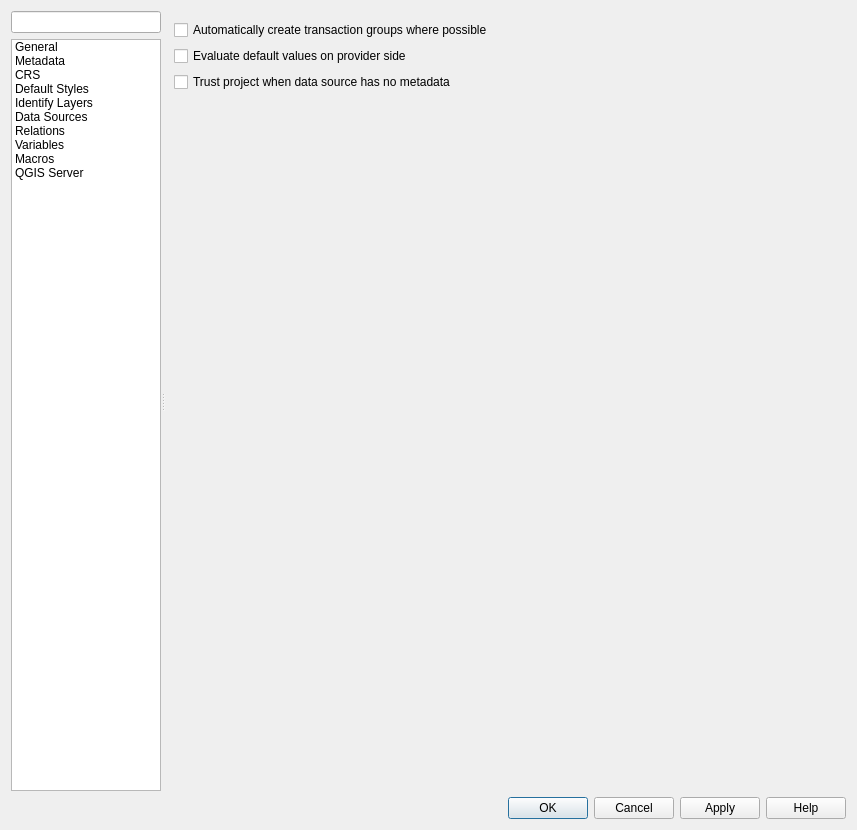
The window that src/ui/qgsprojectpropertiesbase.ui (qgis/QGIS) describes before a commit, drawn with Qt 5.
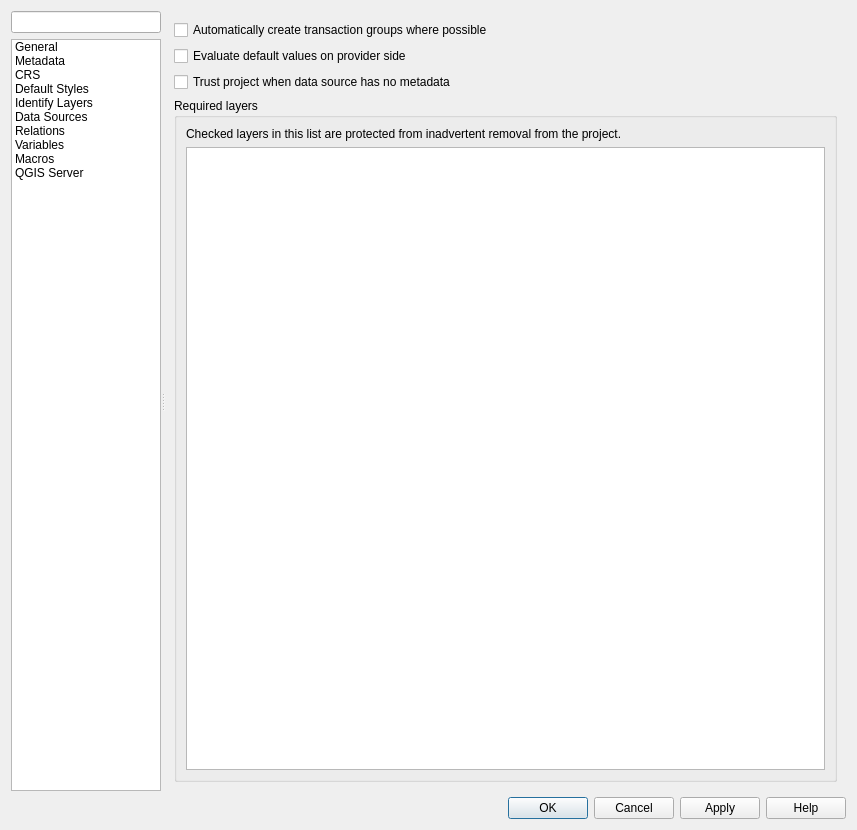
The same window after the commit. The open tabs and pages were chosen to show the change. Icons and pictures are not drawn. Custom widgets are drawn as their Qt base class.

Commit message:
[FEATURE] Mark layers as required in the project
Required layers are not allowed to be removed from the project.
This adds extra safety to protect project users from removing layers
they may think are not needed (e.g. used in joins, relations, expressions).

Users can set/unset layers that are required in project properties dialog.

The edit to the form file:
```diff
--- a/src/ui/qgsprojectpropertiesbase.ui
+++ b/src/ui/qgsprojectpropertiesbase.ui
@@ -1453,6 +1453,28 @@
              </property>
             </widget>
            </item>
+           <item row="4" column="0" colspan="2">
+            <widget class="QgsCollapsibleGroupBox" name="groupBox_5">
+             <property name="title">
+              <string>Required layers</string>
+             </property>
+             <layout class="QGridLayout" name="gridLayout_19">
+              <item row="0" column="0" colspan="2">
+               <widget class="QLabel" name="label_31">
+                <property name="text">
+                 <string>Checked layers in this list are protected from inadvertent removal from the project.</string>
+                </property>
+                <property name="wordWrap">
+                 <bool>true</bool>
+                </property>
+               </widget>
+              </item>
+              <item row="2" column="0" colspan="2">
+               <widget class="QListView" name="mViewRequiredLayers"/>
+              </item>
+             </layout>
+            </widget>
+           </item>
           </layout>
          </widget>
          <widget class="QWidget" name="mTabRelations">
```
Left out of the diff: 2 changed lines with no effect on the pictures. The commit also changes 6 other files.
